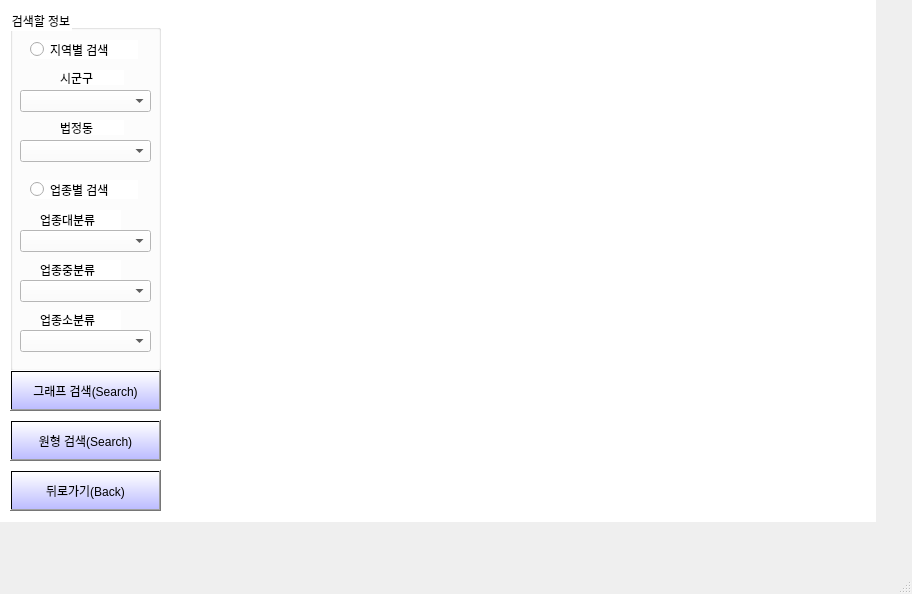
Old version of the form MainProgram/ui/searchscene_graph.ui in the repository codepearl/Ajou-2021-1.
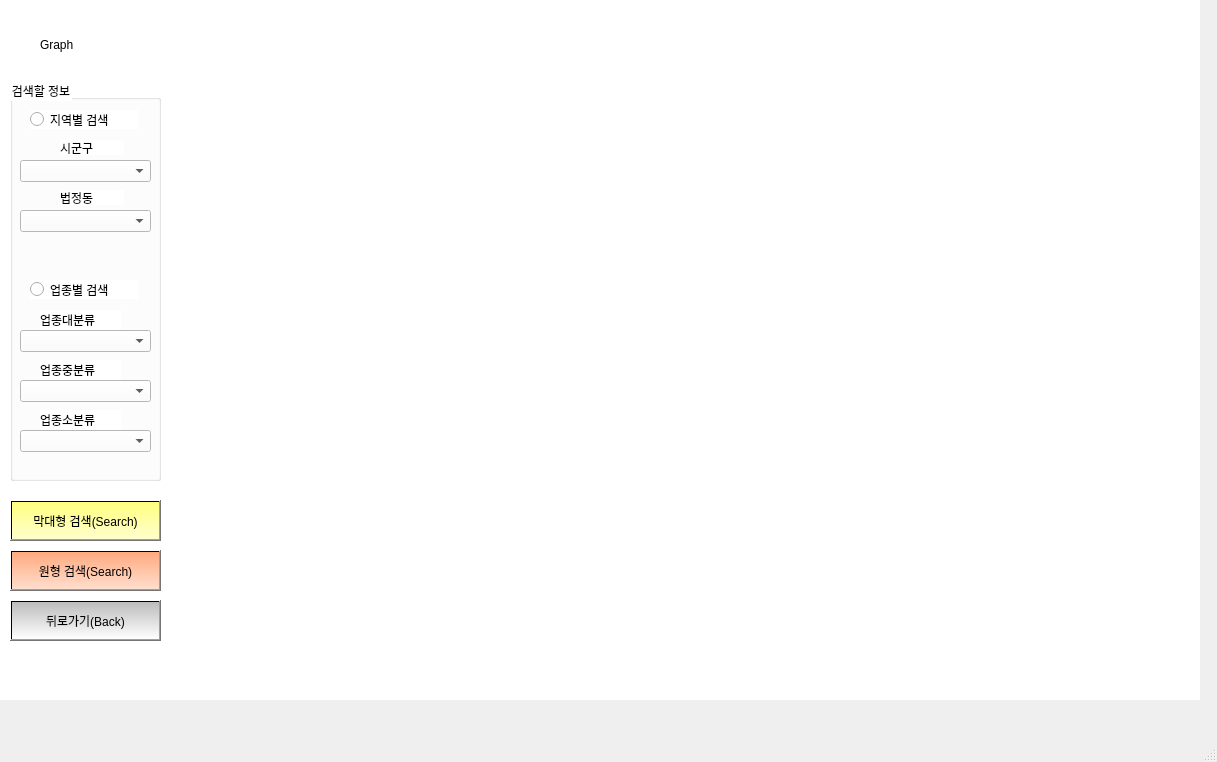
New version of the form.

The edit to the form file:
```diff
--- a/MainProgram/ui/searchscene_graph.ui
+++ b/MainProgram/ui/searchscene_graph.ui
@@ -6,8 +6,8 @@
    <rect>
     <x>0</x>
     <y>0</y>
-    <width>912</width>
-    <height>594</height>
+    <width>1217</width>
+    <height>762</height>
    </rect>
   </property>
   <property name="windowTitle">
@@ -19,8 +19,8 @@
      <rect>
       <x>0</x>
       <y>0</y>
-      <width>876</width>
-      <height>522</height>
+      <width>1200</width>
+      <height>700</height>
      </rect>
     </property>
     <property name="styleSheet">
@@ -30,14 +30,14 @@
      <property name="geometry">
       <rect>
        <x>10</x>
-       <y>420</y>
+       <y>550</y>
        <width>151</width>
        <height>41</height>
       </rect>
      </property>
      <property name="styleSheet">
       <string notr="true">font: 9pt &quot;맑은 고딕&quot;;
-background-color:qlineargradient(spread:pad, x0:1, y0:1, x0:1, y1:1, stop:0 rgba(170, 170, 255, 200), stop:1 rgba(255, 255, 255, 200))</string>
+background-color:qlineargradient(spread:pad, x0:1, y0:1, x0:1, y1:1, stop:0 rgba(255, 170, 127, 100), stop:1 rgb(255, 170, 127));</string>
      </property>
      <property name="text">
       <string>원형 검색(Search)</string>
@@ -47,9 +47,9 @@
      <property name="geometry">
       <rect>
        <x>10</x>
-       <y>10</y>
+       <y>80</y>
        <width>151</width>
-       <height>361</height>
+       <height>401</height>
       </rect>
      </property>
      <property name="styleSheet">
@@ -62,7 +62,7 @@
       <property name="geometry">
        <rect>
         <x>20</x>
-        <y>170</y>
+        <y>200</y>
         <width>108</width>
         <height>19</height>
        </rect>
@@ -152,7 +152,7 @@
       <property name="geometry">
        <rect>
         <x>30</x>
-        <y>200</y>
+        <y>230</y>
         <width>81</width>
         <height>20</height>
        </rect>
@@ -168,20 +168,20 @@
       <property name="geometry">
        <rect>
         <x>10</x>
-        <y>220</y>
-        <width>131</width>
-        <height>22</height>
-       </rect>
-      </property>
-      <property name="styleSheet">
-       <string notr="true">font: 9pt &quot;맑은 고딕&quot;;</string>
-      </property>
-     </widget>
-     <widget class="QLabel" name="MCategoryLabel">
-      <property name="geometry">
-       <rect>
-        <x>30</x>
         <y>250</y>
+        <width>131</width>
+        <height>22</height>
+       </rect>
+      </property>
+      <property name="styleSheet">
+       <string notr="true">font: 9pt &quot;맑은 고딕&quot;;</string>
+      </property>
+     </widget>
+     <widget class="QLabel" name="MCategoryLabel">
+      <property name="geometry">
+       <rect>
+        <x>30</x>
+        <y>280</y>
         <width>81</width>
         <height>20</height>
        </rect>
@@ -197,7 +197,7 @@
       <property name="geometry">
        <rect>
         <x>10</x>
-        <y>270</y>
+        <y>300</y>
         <width>131</width>
         <height>22</height>
        </rect>
@@ -210,7 +210,7 @@
       <property name="geometry">
        <rect>
         <x>10</x>
-        <y>320</y>
+        <y>350</y>
         <width>131</width>
         <height>22</height>
        </rect>
@@ -223,7 +223,7 @@
       <property name="geometry">
        <rect>
         <x>30</x>
-        <y>300</y>
+        <y>330</y>
         <width>81</width>
         <height>20</height>
        </rect>
@@ -240,47 +240,63 @@
      <property name="geometry">
       <rect>
        <x>10</x>
-       <y>470</y>
+       <y>600</y>
        <width>151</width>
        <height>41</height>
       </rect>
      </property>
      <property name="styleSheet">
       <string notr="true">font: 9pt &quot;맑은 고딕&quot;;
-background-color:qlineargradient(spread:pad, x0:1, y0:1, x0:1, y1:1, stop:0 rgba(170, 170, 255, 200), stop:1 rgba(255, 255, 255, 200))</string>
+background-color:qlineargradient(spread:pad, x0:1, y0:1, x0:1, y1:1, stop:0 rgba(255, 255, 255, 100), stop:1 rgb(188, 188, 188));</string>
      </property>
      <property name="text">
       <string>뒤로가기(Back)</string>
      </property>
     </widget>
+    <widget class="QLabel" name="titleLabel">
+     <property name="geometry">
+      <rect>
+       <x>40</x>
+       <y>20</y>
+       <width>1000</width>
+       <height>50</height>
+      </rect>
+     </property>
+     <property name="styleSheet">
+      <string notr="true">font: 9pt &quot;맑은 고딕&quot;;</string>
+     </property>
+     <property name="text">
+      <string>Graph</string>
+     </property>
+    </widget>
+    <widget class="QPushButton" name="countButton">
+     <property name="geometry">
+      <rect>
+       <x>10</x>
+       <y>500</y>
+       <width>151</width>
+       <height>41</height>
+      </rect>
+     </property>
+     <property name="styleSheet">
+      <string notr="true">font: 9pt &quot;맑은 고딕&quot;;
+background-color:qlineargradient(spread:pad, x0:1, y0:1, x0:1, y1:1, stop:0 rgba(255, 255, 127, 100), stop:1 rgb(255, 255, 127));</string>
+     </property>
+     <property name="text">
+      <string>막대형 검색(Search)</string>
+     </property>
+    </widget>
     <widget class="QWidget" name="verticalLayoutWidget">
      <property name="geometry">
       <rect>
-       <x>170</x>
-       <y>10</y>
-       <width>691</width>
-       <height>491</height>
+       <x>174</x>
+       <y>91</y>
+       <width>1001</width>
+       <height>601</height>
       </rect>
      </property>
      <layout class="QVBoxLayout" name="graphLayout"/>
     </widget>
-    <widget class="QPushButton" name="countButton">
-     <property name="geometry">
-      <rect>
-       <x>10</x>
-       <y>370</y>
-       <width>151</width>
-       <height>41</height>
-      </rect>
-     </property>
-     <property name="styleSheet">
-      <string notr="true">font: 9pt &quot;맑은 고딕&quot;;
-background-color:qlineargradient(spread:pad, x0:1, y0:1, x0:1, y1:1, stop:0 rgba(170, 170, 255, 200), stop:1 rgba(255, 255, 255, 200))</string>
-     </property>
-     <property name="text">
-      <string>그래프 검색(Search)</string>
-     </property>
-    </widget>
    </widget>
   </widget>
   <widget class="QMenuBar" name="menubar">
```
Left out of the diff: 2 changed lines with no effect on the pictures.
